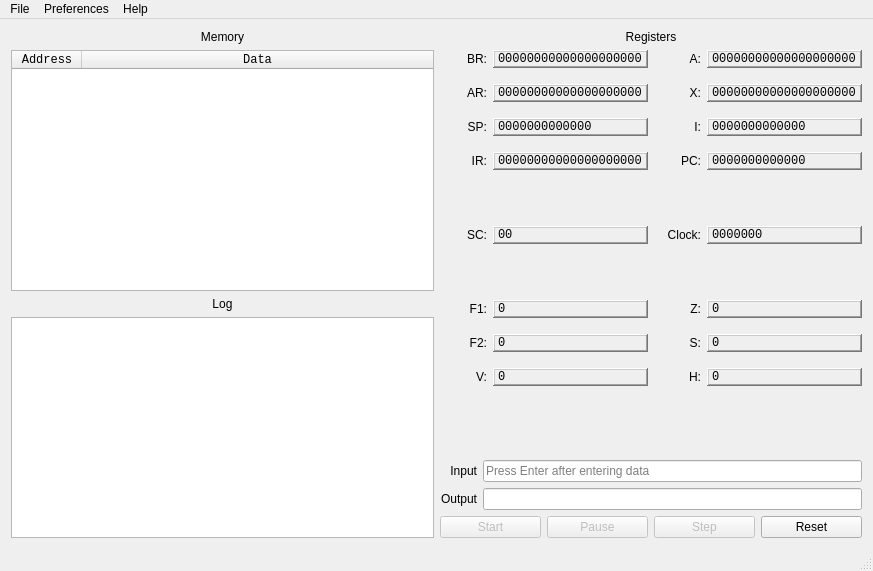
This is mainwindow.ui in tatokis/bettertrn as Qt 5 draws it before an edit. The edited form follows.
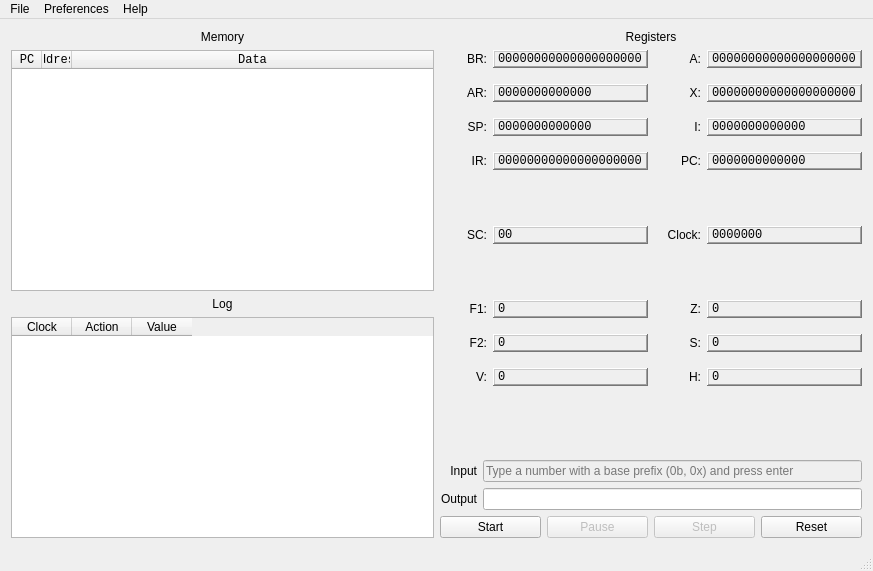
This is the edited form. Custom widgets are drawn as their Qt base class.

The edit to the form file:
```diff
--- a/mainwindow.ui
+++ b/mainwindow.ui
@@ -383,7 +383,10 @@
              <enum>QFrame::Raised</enum>
             </property>
             <property name="text">
-             <string notr="true">00000000000000000000</string>
+             <string notr="true">0000000000000</string>
+            </property>
+            <property name="textInteractionFlags">
+             <set>Qt::TextSelectableByMouse</set>
             </property>
            </widget>
           </item>
@@ -542,12 +545,15 @@
            </widget>
           </item>
           <item row="0" column="1">
-           <widget class="QLineEdit" name="lineEdit">
+           <widget class="QLineEdit" name="inputLineEdit">
+            <property name="enabled">
+             <bool>false</bool>
+            </property>
             <property name="readOnly">
              <bool>false</bool>
             </property>
             <property name="placeholderText">
-             <string>Press Enter after entering data</string>
+             <string>Type a number with a base prefix (0b, 0x) and press enter</string>
             </property>
            </widget>
           </item>
@@ -568,11 +574,17 @@
           <item>
            <widget class="QPushButton" name="startStopBtn">
             <property name="enabled">
-             <bool>false</bool>
+             <bool>true</bool>
             </property>
             <property name="text">
              <string>Start</string>
             </property>
+            <property name="autoDefault">
+             <bool>true</bool>
+            </property>
+            <property name="default">
+             <bool>false</bool>
+            </property>
            </widget>
           </item>
           <item>
@@ -630,10 +642,10 @@
              <bool>false</bool>
             </property>
             <attribute name="horizontalHeaderMinimumSectionSize">
-             <number>60</number>
+             <number>30</number>
             </attribute>
             <attribute name="horizontalHeaderDefaultSectionSize">
-             <number>70</number>
+             <number>30</number>
             </attribute>
             <attribute name="horizontalHeaderStretchLastSection">
              <bool>true</bool>
@@ -650,6 +662,14 @@
             <attribute name="verticalHeaderStretchLastSection">
              <bool>false</bool>
             </attribute>
+            <column>
+             <property name="text">
+              <string>PC</string>
+             </property>
+             <property name="textAlignment">
+              <set>AlignCenter</set>
+             </property>
+            </column>
             <column>
              <property name="text">
               <string>Address</string>
@@ -677,7 +697,47 @@
            </widget>
           </item>
           <item>
-           <widget class="QTableWidget" name="logTable"/>
+           <widget class="QTableWidget" name="logTable">
+            <property name="editTriggers">
+             <set>QAbstractItemView::NoEditTriggers</set>
+            </property>
+            <attribute name="horizontalHeaderMinimumSectionSize">
+             <number>60</number>
+            </attribute>
+            <attribute name="horizontalHeaderDefaultSectionSize">
+             <number>60</number>
+            </attribute>
+            <attribute name="horizontalHeaderStretchLastSection">
+             <bool>false</bool>
+            </attribute>
+            <attribute name="verticalHeaderVisible">
+             <bool>false</bool>
+            </attribute>
+            <attribute name="verticalHeaderMinimumSectionSize">
+             <number>20</number>
+            </attribute>
+            <attribute name="verticalHeaderDefaultSectionSize">
+             <number>20</number>
+            </attribute>
+            <attribute name="verticalHeaderStretchLastSection">
+             <bool>false</bool>
+            </attribute>
+            <column>
+             <property name="text">
+              <string>Clock</string>
+             </property>
+            </column>
+            <column>
+             <property name="text">
+              <string>Action</string>
+             </property>
+            </column>
+            <column>
+             <property name="text">
+              <string>Value</string>
+             </property>
+            </column>
+           </widget>
           </item>
          </layout>
         </item>
@@ -783,6 +843,13 @@
   </action>
  </widget>
  <layoutdefault spacing="6" margin="11"/>
+ <customwidgets>
+  <customwidget>
+   <class>AnimatedLabel</class>
+   <extends>QLabel</extends>
+   <header>animatedlabel.h</header>
+  </customwidget>
+ </customwidgets>
  <resources/>
  <connections/>
 </ui>
```
Left out of the diff: 98 changed lines with no effect on the pictures.
